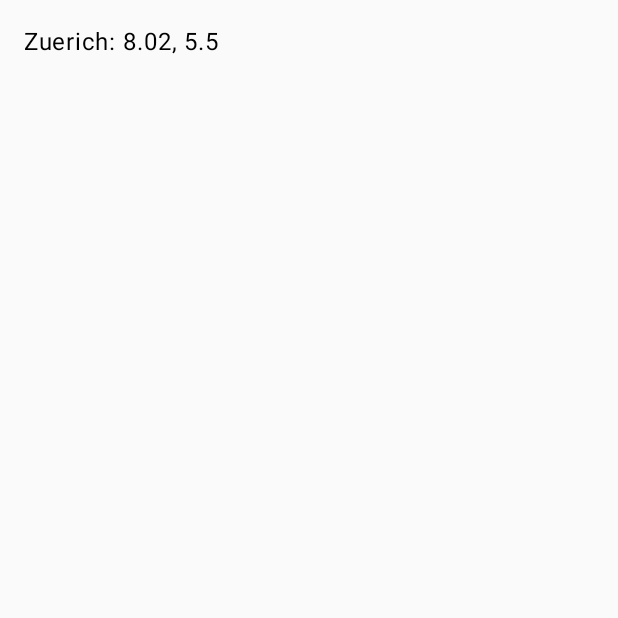
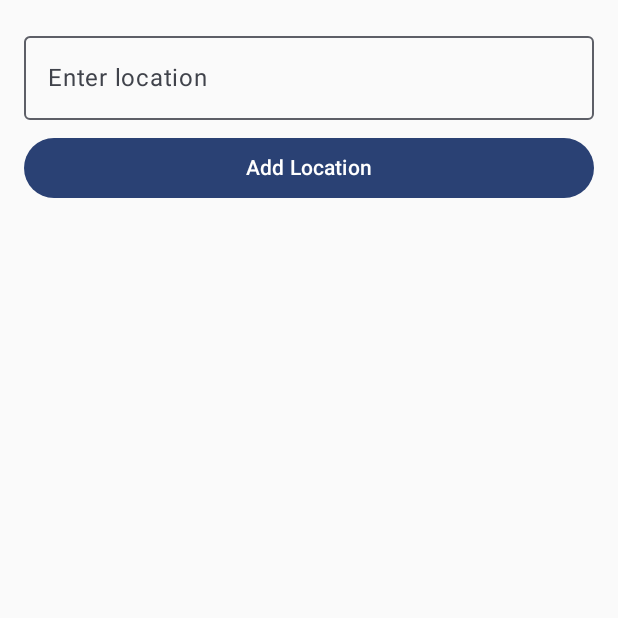
Before and after one commit to ewhally/regnetes, an Android app built with Jetpack Compose: the screen it shows after launch (MainActivity), on a phone screen of 412 x 824 dp, the top half of it. Before the commit the part shown is almost empty. Run offline under Robolectric (Android 15) with nearby library versions, the phone set to English and light mode, and no system bars; our stand-ins replace Room's generated code, livedata-compose.

Commit message:
added delete and create functionality

```diff
--- a/app/src/main/java/com/example/regnetes/AppDatabase.kt
+++ b/app/src/main/java/com/example/regnetes/AppDatabase.kt
@@ -7,7 +7,7 @@ import androidx.room.RoomDatabase
 import com.example.regnetes.Dao.LocationDao
 import com.example.regnetes.entity.Location
 
-@Database(entities = [Location::class], version = 1)
+@Database(entities = [Location::class], version = 2)
 abstract class AppDatabase : RoomDatabase() {
     abstract fun locationDao(): LocationDao
 
--- a/app/src/main/java/com/example/regnetes/Dao/LocationDao.kt
+++ b/app/src/main/java/com/example/regnetes/Dao/LocationDao.kt
@@ -2,6 +2,7 @@ package com.example.regnetes.Dao
 
 import androidx.lifecycle.LiveData
 import androidx.room.Dao
+import androidx.room.Delete
 import androidx.room.Insert
 import androidx.room.Query
 import com.example.regnetes.entity.Location
@@ -11,6 +12,9 @@ interface LocationDao {
     @Insert
     suspend fun insert(location: Location)
 
+    @Delete
+    suspend fun delete(location: Location)
+
     @Query("SELECT * FROM locations")
     fun getAllLocations(): LiveData<List<Location>>
 }
--- a/app/src/main/java/com/example/regnetes/LocationView.kt
+++ b/app/src/main/java/com/example/regnetes/LocationView.kt
@@ -15,4 +15,9 @@ class LocationViewModel(application: Application) : AndroidViewModel(application
             locationDao.insert(location)
         }
     }
+    fun deleteLocation(location: Location) {
+        viewModelScope.launch {
+            locationDao.delete(location)
+        }
+    }
 }
--- a/app/src/main/java/com/example/regnetes/MainActivity.kt
+++ b/app/src/main/java/com/example/regnetes/MainActivity.kt
@@ -6,9 +6,12 @@ import androidx.activity.viewModels
 import androidx.compose.foundation.layout.*
 import androidx.compose.foundation.lazy.LazyColumn
 import androidx.compose.foundation.lazy.items
+import androidx.compose.material.icons.Icons
+import androidx.compose.material.icons.filled.Delete
 import androidx.compose.material3.*
 import androidx.compose.runtime.*
 import androidx.compose.runtime.livedata.observeAsState
+import androidx.compose.ui.Alignment
 import androidx.compose.ui.Modifier
 import androidx.compose.ui.tooling.preview.Preview
 import androidx.compose.ui.unit.dp
@@ -20,23 +23,81 @@ class MainActivity : ComponentActivity() {
 
     override fun onCreate(savedInstanceState: Bundle?) {
         super.onCreate(savedInstanceState)
-
-        viewModel.insertLocation(Location(name = "Zuerich", latitude = 8.02, longitude = 5.5))
-
         setContent {
+            RegnetesTheme {
                 val locations by viewModel.allLocations.observeAsState(emptyList())
-            RegnetesTheme {
-                LocationList(locations)
+                LocationScreen(
+                    locations = locations,
+                    onAddLocation = { name ->
+                        viewModel.insertLocation(Location(name = name))
+                    },
+                    onDeleteLocation = { location ->
+                        viewModel.deleteLocation(location)
+                    }
+                )
+            }
         }
     }
 }
 
 @Composable
-    fun LocationList(locations: List<Location>) {
-        LazyColumn(modifier = Modifier.padding(16.dp)) {
+fun LocationScreen(
+    locations: List<Location>,
+    onAddLocation: (String) -> Unit,
+    onDeleteLocation: (Location) -> Unit
+) {
+    var text by remember { mutableStateOf("") }
+
+    Column(modifier = Modifier.padding(16.dp)) {
+        // Add location UI
+        OutlinedTextField(
+            value = text,
+            onValueChange = { text = it },
+            label = { Text("Enter location") },
+            modifier = Modifier.fillMaxWidth()
+        )
+        Spacer(modifier = Modifier.height(8.dp))
+        Button(
+            onClick = {
+                if (text.isNotBlank()) {
+                    onAddLocation(text)
+                    text = ""
+                }
+            },
+            modifier = Modifier.fillMaxWidth()
+        ) {
+            Text("Add Location")
+        }
+
+        Spacer(modifier = Modifier.height(16.dp))
+
+        // Location list
+        LazyColumn(modifier = Modifier.fillMaxWidth()) {
             items(locations) { location ->
-                Text(text = "${location.name}: ${location.latitude}, ${location.longitude}")
+                LocationItem(
+                    location = location,
+                    onDelete = { onDeleteLocation(location) }
+                )
             }
         }
     }
 }
+
+@Composable
+fun LocationItem(location: Location, onDelete: () -> Unit) {
+    Row(
+        modifier = Modifier
+            .fillMaxWidth()
+            .padding(vertical = 8.dp),
+        horizontalArrangement = Arrangement.SpaceBetween,
+        verticalAlignment = Alignment.CenterVertically
+    ) {
+        Text(
+            text = location.name,
+            style = MaterialTheme.typography.bodyLarge
+        )
+        IconButton(onClick = onDelete) {
+            Icon(Icons.Default.Delete, contentDescription = "Delete")
+        }
+    }
+}
--- a/app/src/main/java/com/example/regnetes/entity/Location.kt
+++ b/app/src/main/java/com/example/regnetes/entity/Location.kt
@@ -6,7 +6,5 @@ import androidx.room.PrimaryKey
 @Entity(tableName = "locations")
 data class Location(
     @PrimaryKey(autoGenerate = true) val id: Long = 0,
-    val name: String,
-    val latitude: Double,
-    val longitude: Double
+    val name: String
 )
```
Lines whose indentation alone changed are shown as unchanged.
